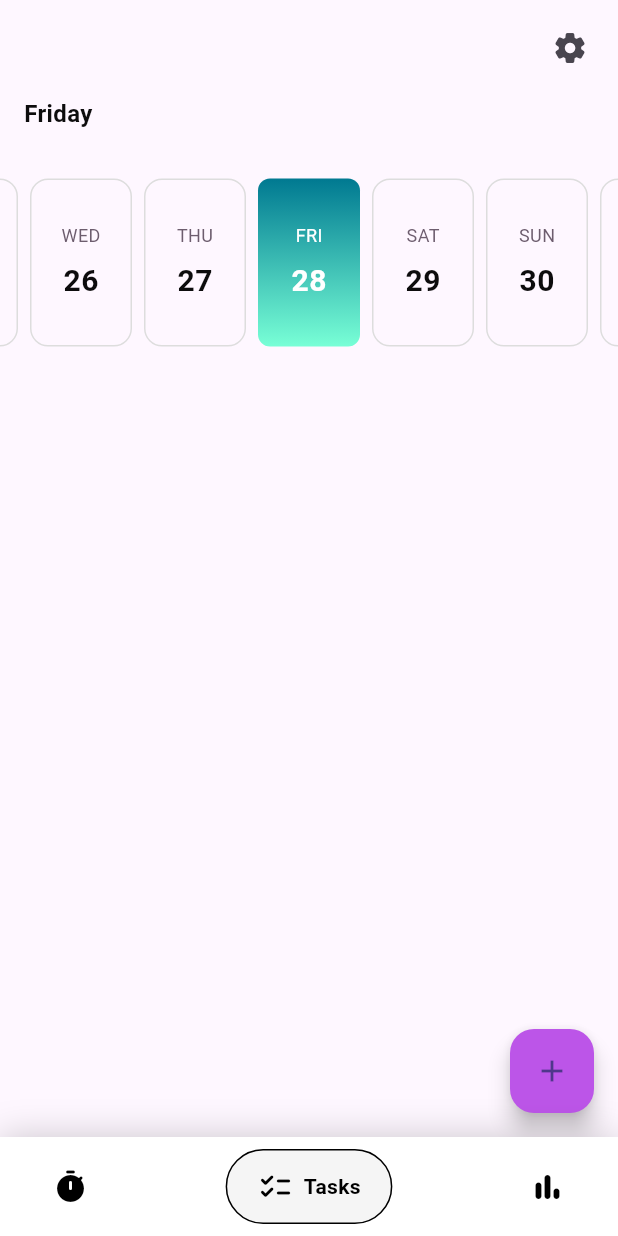
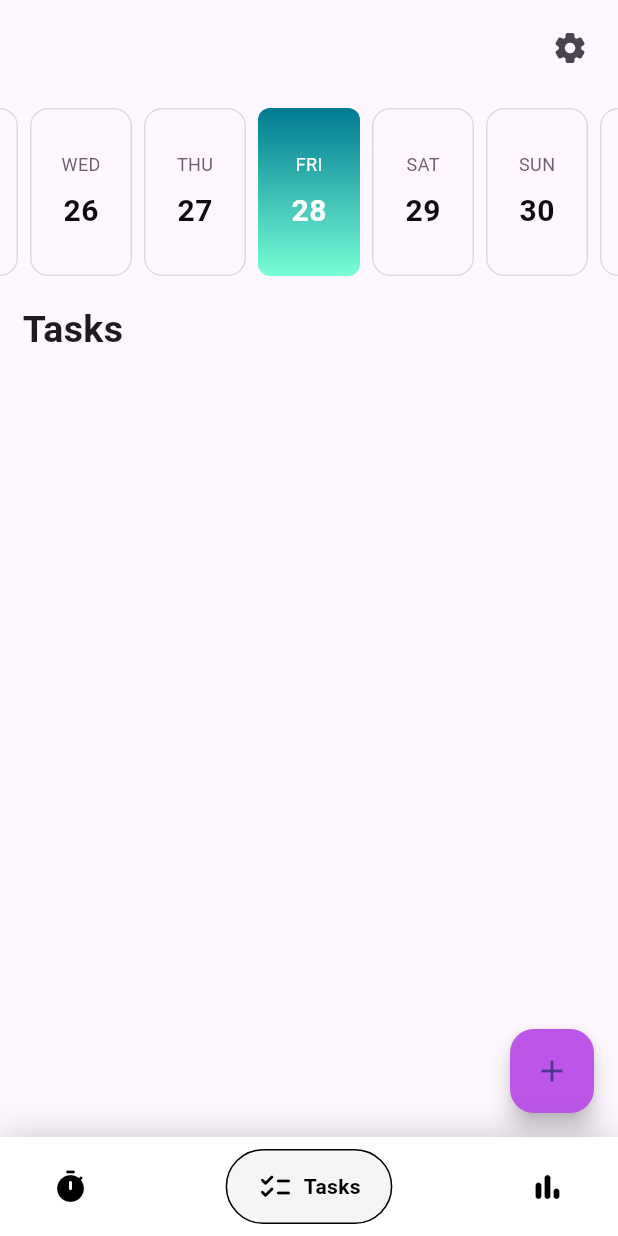
Before and after one commit to Arunhegde1231/pomato, a Flutter app: the screen it shows after launch, item 2 of the bottom bar chosen, on a phone screen of 412 x 824 dp. Run offline on Flutter 3.47's test engine with Material 3 defaults, Android fonts, the light colour scheme and no system bars; drawn by our look-alikes of easy_date_timeline, google_nav_bar; our stand-ins replace flutter_form_builder, shared_preferences, sleek_circular_slider, sqflite; missing offline and left inert: flutter_settings_ui; accounts and stored records are empty.

Commit message:
organized files into directories

```diff
--- a/lib/screens/tasklist.dart
+++ b/lib/screens/tasks/tasklist.dart
@@ -1,6 +1,6 @@
 import 'package:flutter/material.dart';
 import 'package:pomato/taskdata.dart';
-import 'package:pomato/screens/newtaskscreen.dart';
+import 'package:pomato/screens/tasks/newtaskscreen.dart';
 
 class TaskListScreen extends StatefulWidget {
   final int groupId;
--- /dev/null
+++ b/lib/screens/tasks/taskscreen.dart
@@ -0,0 +1,77 @@
+import 'package:flutter/material.dart';
+import 'package:easy_date_timeline/easy_date_timeline.dart';
+
+DateTime _focusDate =
+    DateTime(DateTime.now().year, DateTime.now().month, DateTime.now().day);
+
+class TaskScreen extends StatefulWidget {
+  const TaskScreen({super.key});
+  @override
+  _TaskScreenState createState() => _TaskScreenState();
+}
+
+class _TaskScreenState extends State<TaskScreen> {
+  @override
+  void initState() {
+    super.initState();
+  }
+
+  @override
+  Widget build(BuildContext context) {
+    return Scaffold(
+      body: Column(
+        children: [
+          EasyInfiniteDateTimeLine(
+            showTimelineHeader: false,
+            selectionMode: const SelectionMode.autoCenter(),
+            firstDate: DateTime(DateTime.now().year, DateTime.now().month, 1),
+            focusDate: _focusDate,
+            lastDate: DateTime(DateTime.now().year, DateTime.now().month + 2,
+                DateTime.now().day),
+            onDateChange: (selectedDate) {
+              setState(() {
+                _focusDate = selectedDate;
+              });
+            },
+            dayProps: const EasyDayProps(
+              dayStructure: DayStructure.dayStrDayNum,
+              activeDayStyle: DayStyle(
+                decoration: BoxDecoration(
+                  borderRadius: BorderRadius.all(Radius.circular(8)),
+                  gradient: LinearGradient(
+                    begin: Alignment.topCenter,
+                    end: Alignment.bottomCenter,
+                    colors: [
+                      Color.fromARGB(255, 0, 121, 145),
+                      Color.fromARGB(255, 120, 255, 214),
+                    ],
+                  ),
+                ),
+              ),
+            ),
+          ),
+          const SizedBox(
+            height: 10,
+          ),
+          Row(
+            children: [
+              Container(
+                padding: const EdgeInsets.fromLTRB(15, 0, 0, 10),
+                  alignment: Alignment.topLeft,
+                  child: const Text(
+                    'Tasks',
+                    style: TextStyle(fontSize: 25, fontWeight: FontWeight.bold),
+                  )),
+                  //add sorting and filtering and tag features
+            ],
+          ),
+        ],
+      ),
+      floatingActionButton: FloatingActionButton(
+        onPressed: () {},
+        backgroundColor: const Color.fromARGB(255, 188, 85, 232),
+        child: const Icon(Icons.add),
+      ),
+    );
+  }
+}
--- a/lib/screens/taskscreen.dart
+++ /dev/null
@@ -1,57 +0,0 @@
-import 'package:flutter/material.dart';
-import 'package:easy_date_timeline/easy_date_timeline.dart';
-
-DateTime _focusDate =
-    DateTime(DateTime.now().year, DateTime.now().month, DateTime.now().day);
-
-class TaskScreen extends StatefulWidget {
-  const TaskScreen({super.key});
-  @override
-  _TaskScreenState createState() => _TaskScreenState();
-}
-
-class _TaskScreenState extends State<TaskScreen> {
-  @override
-  void initState() {
-    super.initState();
-  }
-
-  @override
-  Widget build(BuildContext context) {
-    return Scaffold(
-      body: EasyInfiniteDateTimeLine(
-        selectionMode: const SelectionMode.autoCenter(),
-        firstDate: DateTime(DateTime.now().year, DateTime.now().month, 1),
-        focusDate: _focusDate,
-        lastDate: DateTime(
-            DateTime.now().year, DateTime.now().month + 2, DateTime.now().day),
-        onDateChange: (selectedDate) {
-          setState(() {
-            _focusDate = selectedDate;
-          });
-        },
-        dayProps: const EasyDayProps(
-          dayStructure: DayStructure.dayStrDayNum,
-          activeDayStyle: DayStyle(
-            decoration: BoxDecoration(
-              borderRadius: BorderRadius.all(Radius.circular(8)),
-              gradient: LinearGradient(
-                begin: Alignment.topCenter,
-                end: Alignment.bottomCenter,
-                colors: [
-                  Color.fromARGB(255, 0, 121, 145),
-                  Color.fromARGB(255, 120, 255, 214),
-                ],
-              ),
-            ),
-          ),
-        ),
-      ),
-      floatingActionButton: FloatingActionButton(
-        onPressed: () {},
-        backgroundColor: const Color.fromARGB(255, 188, 85, 232),
-        child: const Icon(Icons.add),
-      ),
-    );
-  }
-}
--- a/lib/screens/timerscreen.dart
+++ b/lib/screens/timer/timerscreen.dart
@@ -2,7 +2,7 @@ import 'package:flutter/material.dart';
 import 'package:provider/provider.dart';
 import 'package:shared_preferences/shared_preferences.dart';
 import 'dart:async';
-import '../notifiers.dart';
+import '../../notifiers.dart';
 
 class TimerScreen extends StatefulWidget {
   const TimerScreen({super.key});
```
Also changed, not shown: lib/main.dart (+4 -4 lines), lib/screens/settings/settings.dart (renamed from lib/screens/settings.dart), lib/screens/stats/statscreen.dart (renamed from lib/screens/statscreen.dart), lib/screens/tasks/newtaskscreen.dart (renamed from lib/screens/newtaskscreen.dart).
